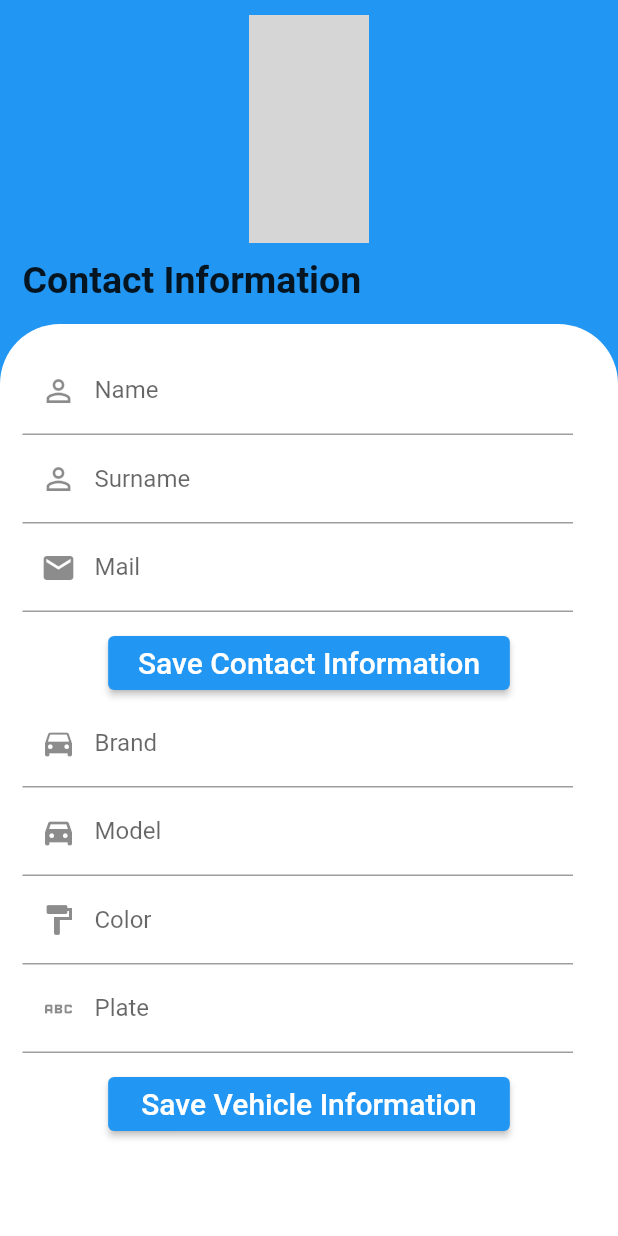
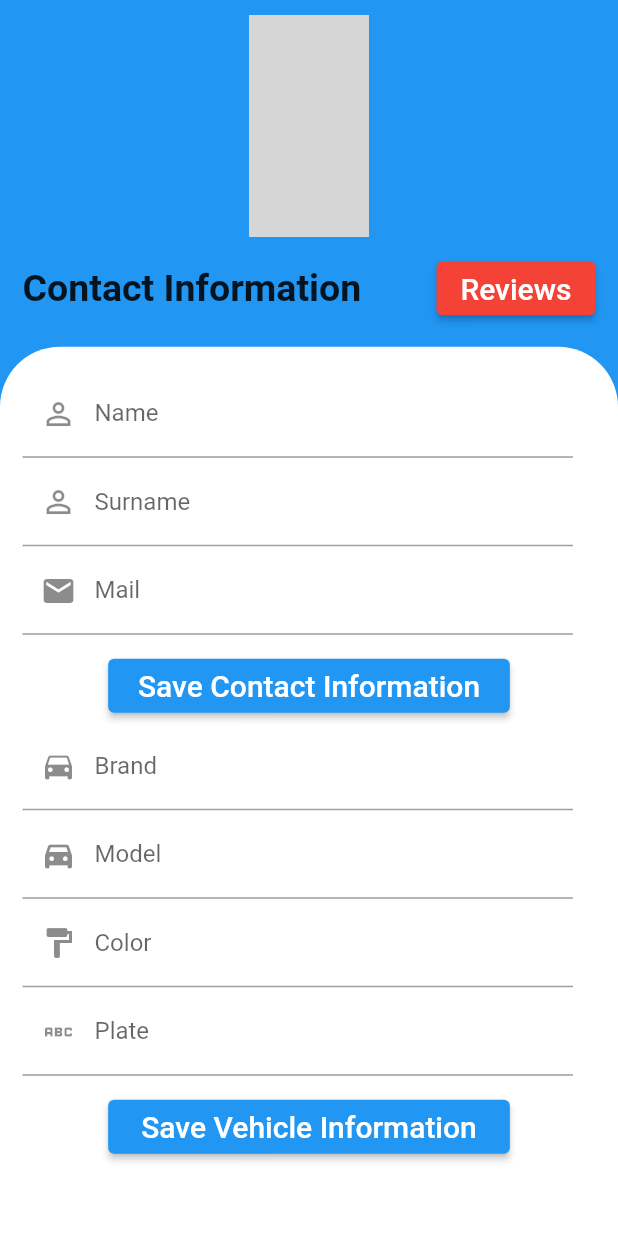
Before and after one commit to MrBuluc/Car-Pooling, a Flutter app: the ProfilePage screen opened directly, on a phone screen of 412 x 824 dp. Run offline on Flutter 3.47's test engine with Material 2 defaults, Android fonts, the phone set to English and light mode, and no system bars; our stand-ins replace get_it; missing offline and left inert: flutter_osm_plugin; accounts and stored records are empty; network calls fail; grey boxes are pictures that could not be loaded.

Commit message:
added Reviews button to ProfilePage

```diff
--- a/lib/ui/profile/profile_page.dart
+++ b/lib/ui/profile/profile_page.dart
@@ -107,11 +107,23 @@ class _ProfilePageState extends State<ProfilePage> {
                   )),
               Center(
                 child: Container(
-                  margin: const EdgeInsets.only(left: 15, bottom: 15, top: 10),
+                  margin: const EdgeInsets.only(
+                      left: 15, bottom: 15, top: 10, right: 15),
                   alignment: Alignment.centerLeft,
-                  child: const Text(
-                    "Contact Information",
-                    style: TextStyle(fontSize: 25, fontWeight: FontWeight.bold),
+                  child: Row(
+                    mainAxisAlignment: MainAxisAlignment.spaceBetween,
+                    children: [
+                      const Text(
+                        "Contact Information",
+                        style: TextStyle(
+                            fontSize: 25, fontWeight: FontWeight.bold),
+                      ),
+                      ProgressElevatedButton(
+                          isProgress: isProgress,
+                          text: "Reviews",
+                          backgroundColor: Colors.red,
+                          onPressed: () {})
+                    ],
                   ),
                 ),
               ),
```
